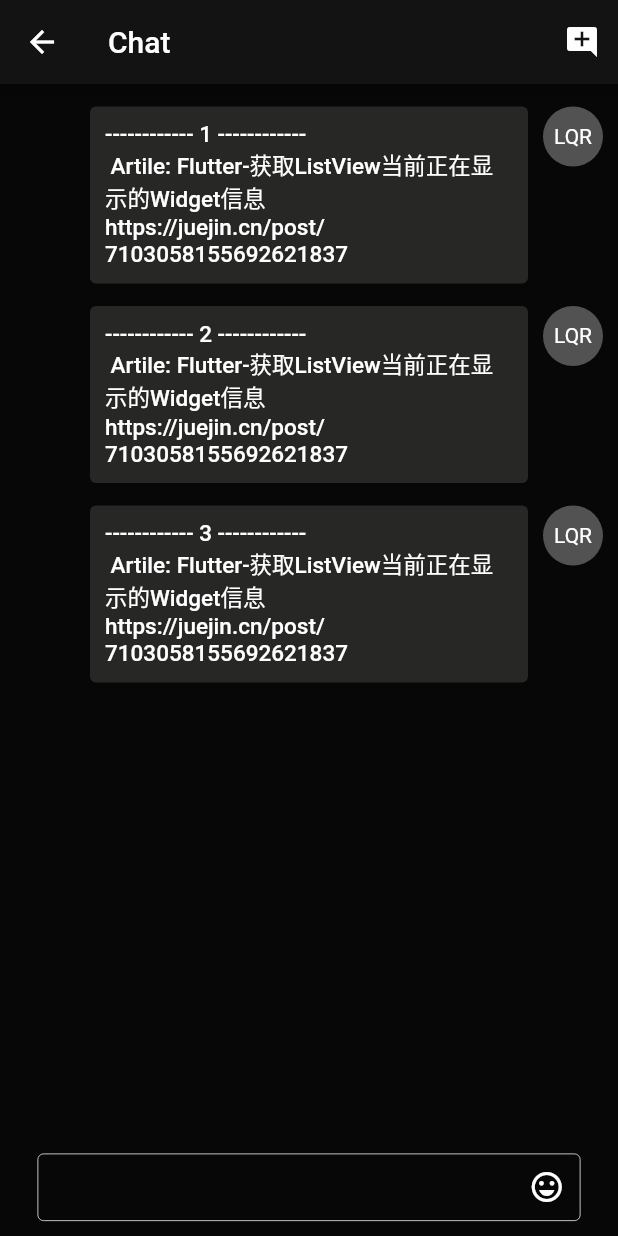
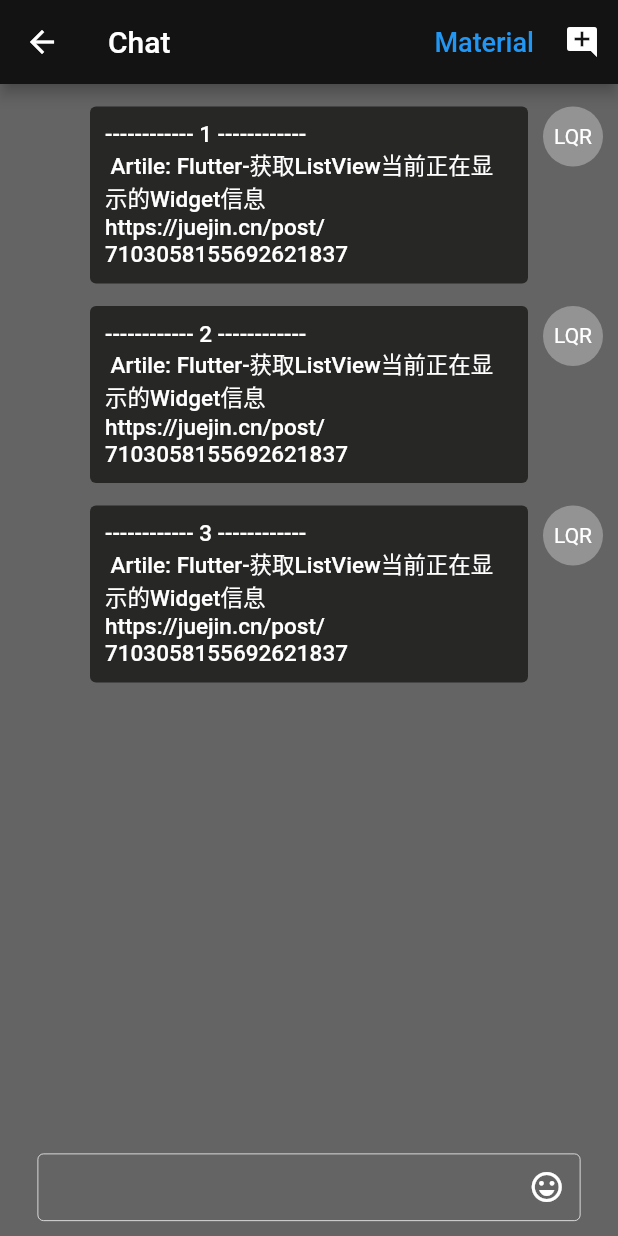
Before and after one commit to fluttercandies/flutter_scrollview_observer, a Flutter app: the ChatPage screen opened directly, on a phone screen of 412 x 824 dp. Run offline on Flutter 3.47's test engine with Material 2 defaults, Android fonts, the phone set to English and light mode, and no system bars; drawn by our look-alikes of easy_refresh; our stand-ins replace tuple, video_player, waterfall_flow; missing offline and left inert: extended_list, loading_more_list.

Commit message:
easy refresh demo

```diff
--- a/example/lib/features/scene/chat_demo/page/chat_page.dart
+++ b/example/lib/features/scene/chat_demo/page/chat_page.dart
@@ -41,6 +41,8 @@ class _ChatPageState extends State<ChatPage> {
 
   final LayerLink layerLink = LayerLink();
 
+  bool isShowClassicHeaderAndFooter = false;
+
   @override
   void initState() {
     super.initState();
@@ -82,11 +84,23 @@ class _ChatPageState extends State<ChatPage> {
   @override
   Widget build(BuildContext context) {
     return Scaffold(
-      backgroundColor: const Color.fromARGB(255, 7, 7, 7),
+      backgroundColor: const Color.fromARGB(255, 100, 100, 100),
       appBar: AppBar(
         title: const Text("Chat"),
         backgroundColor: const Color.fromARGB(255, 19, 19, 19),
         actions: [
+          TextButton(
+            onPressed: () {
+              isShowClassicHeaderAndFooter = !isShowClassicHeaderAndFooter;
+              setState(() {});
+            },
+            child: Text(
+              isShowClassicHeaderAndFooter ? "Classic" : "Material",
+              style: const TextStyle(
+                fontSize: 18,
+              ),
+            ),
+          ),
           IconButton(
             onPressed: () {
               editViewController.text = '';
@@ -195,8 +209,15 @@ class _ChatPageState extends State<ChatPage> {
     return LayoutBuilder(
       builder: (BuildContext context, BoxConstraints constraints) {
         Widget resultWidget = EasyRefresh.builder(
-          header: const MaterialHeader(),
-          footer: const MaterialFooter(),
+          header: isShowClassicHeaderAndFooter
+              ? const ClassicHeader()
+              : const MaterialHeader(),
+          footer: isShowClassicHeaderAndFooter
+              ? const ClassicFooter(
+                  position: IndicatorPosition.above,
+                  infiniteOffset: null,
+                )
+              : const MaterialFooter(),
           onRefresh: () async {
             await Future.delayed(const Duration(seconds: 2));
           },
@@ -204,10 +225,14 @@ class _ChatPageState extends State<ChatPage> {
             await Future.delayed(const Duration(seconds: 2));
           },
           childBuilder: (context, physics) {
+            var scrollViewPhysics =
+                physics.applyTo(ChatObserverClampingScrollPhysics(
+              observer: chatObserver,
+            ));
             Widget resultWidget = ListView.builder(
-              physics: physics.applyTo(ChatObserverClampingScrollPhysics(
-                observer: chatObserver,
-              )),
+              physics: chatObserver.isShrinkWrap
+                  ? const NeverScrollableScrollPhysics()
+                  : scrollViewPhysics,
               padding: const EdgeInsets.only(
                 left: 10,
                 right: 10,
@@ -235,7 +260,7 @@ class _ChatPageState extends State<ChatPage> {
             if (chatObserver.isShrinkWrap) {
               resultWidget = SingleChildScrollView(
                 reverse: true,
-                physics: physics,
+                physics: scrollViewPhysics,
                 child: Container(
                   alignment: Alignment.topCenter,
                   child: resultWidget,
```
Also changed, not shown: example/pubspec.lock, pubspec.lock.
